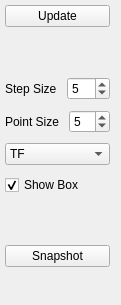
First picture: the form in tools/paint-graphcut/viewermenu.ui, repository nci/drishti, before the edit.
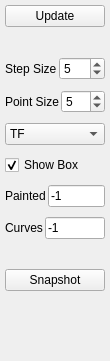
Second picture: the form after the edit.

```diff
--- a/tools/paint-graphcut/viewermenu.ui
+++ b/tools/paint-graphcut/viewermenu.ui
@@ -7,7 +7,7 @@
     <x>0</x>
     <y>0</y>
     <width>110</width>
-    <height>305</height>
+    <height>361</height>
    </rect>
   </property>
   <property name="sizePolicy">
@@ -18,7 +18,7 @@
   </property>
   <property name="maximumSize">
    <size>
-    <width>150</width>
+    <width>110</width>
     <height>16777215</height>
    </size>
   </property>
@@ -35,6 +35,9 @@
    <property name="topMargin">
     <number>5</number>
    </property>
+   <property name="rightMargin">
+    <number>5</number>
+   </property>
    <property name="bottomMargin">
     <number>5</number>
    </property>
@@ -56,13 +59,16 @@
      <property name="sizeHint" stdset="0">
       <size>
        <width>20</width>
-       <height>40</height>
+       <height>20</height>
       </size>
      </property>
     </spacer>
    </item>
    <item>
     <layout class="QHBoxLayout" name="horizontalLayout">
+     <property name="spacing">
+      <number>2</number>
+     </property>
      <item>
       <widget class="QLabel" name="label">
        <property name="text">
@@ -84,6 +90,9 @@
    </item>
    <item>
     <layout class="QHBoxLayout" name="horizontalLayout_2">
+     <property name="spacing">
+      <number>2</number>
+     </property>
      <item>
       <widget class="QLabel" name="label_2">
        <property name="text">
@@ -136,6 +145,54 @@
      </property>
     </widget>
    </item>
+   <item>
+    <layout class="QHBoxLayout" name="horizontalLayout_3">
+     <property name="spacing">
+      <number>2</number>
+     </property>
+     <property name="topMargin">
+      <number>0</number>
+     </property>
+     <item>
+      <widget class="QLabel" name="label_3">
+       <property name="text">
+        <string>Painted</string>
+       </property>
+      </widget>
+     </item>
+     <item>
+      <widget class="QLineEdit" name="paintedtags">
+       <property name="text">
+        <string>-1</string>
+       </property>
+      </widget>
+     </item>
+    </layout>
+   </item>
+   <item>
+    <layout class="QHBoxLayout" name="horizontalLayout_4">
+     <property name="spacing">
+      <number>2</number>
+     </property>
+     <property name="topMargin">
+      <number>0</number>
+     </property>
+     <item>
+      <widget class="QLabel" name="label_4">
+       <property name="text">
+        <string>Curves</string>
+       </property>
+      </widget>
+     </item>
+     <item>
+      <widget class="QLineEdit" name="curvetags">
+       <property name="text">
+        <string>-1</string>
+       </property>
+      </widget>
+     </item>
+    </layout>
+   </item>
    <item>
     <spacer name="verticalSpacer_2">
      <property name="orientation">
@@ -147,7 +204,7 @@
      <property name="sizeHint" stdset="0">
       <size>
        <width>20</width>
-       <height>40</height>
+       <height>20</height>
       </size>
      </property>
     </spacer>
```
